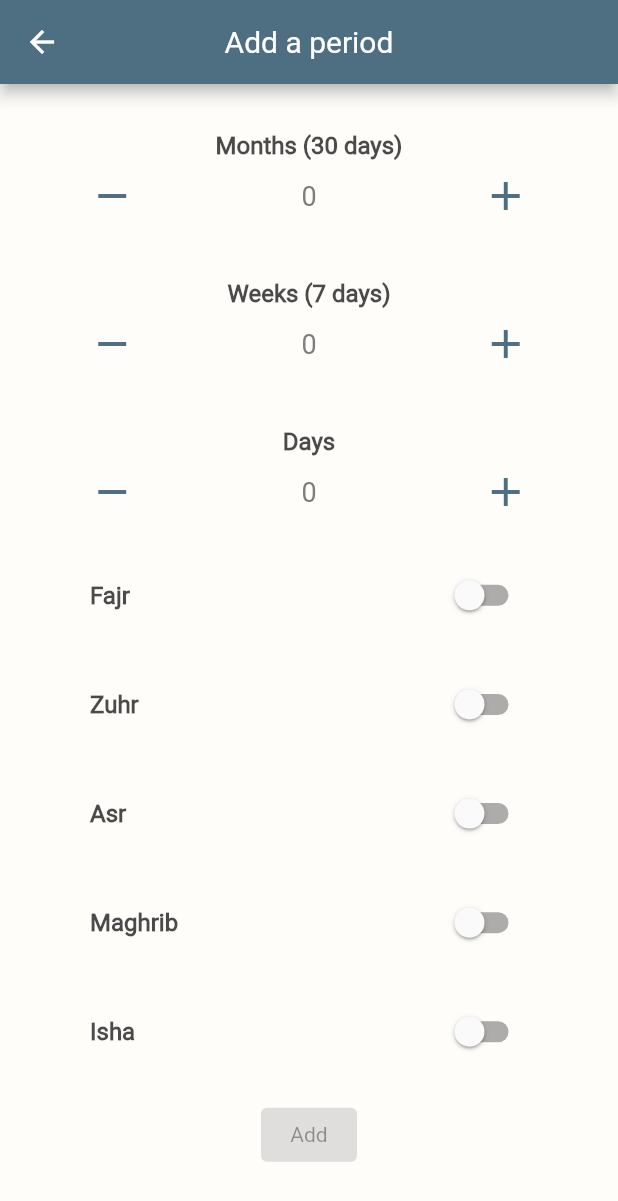
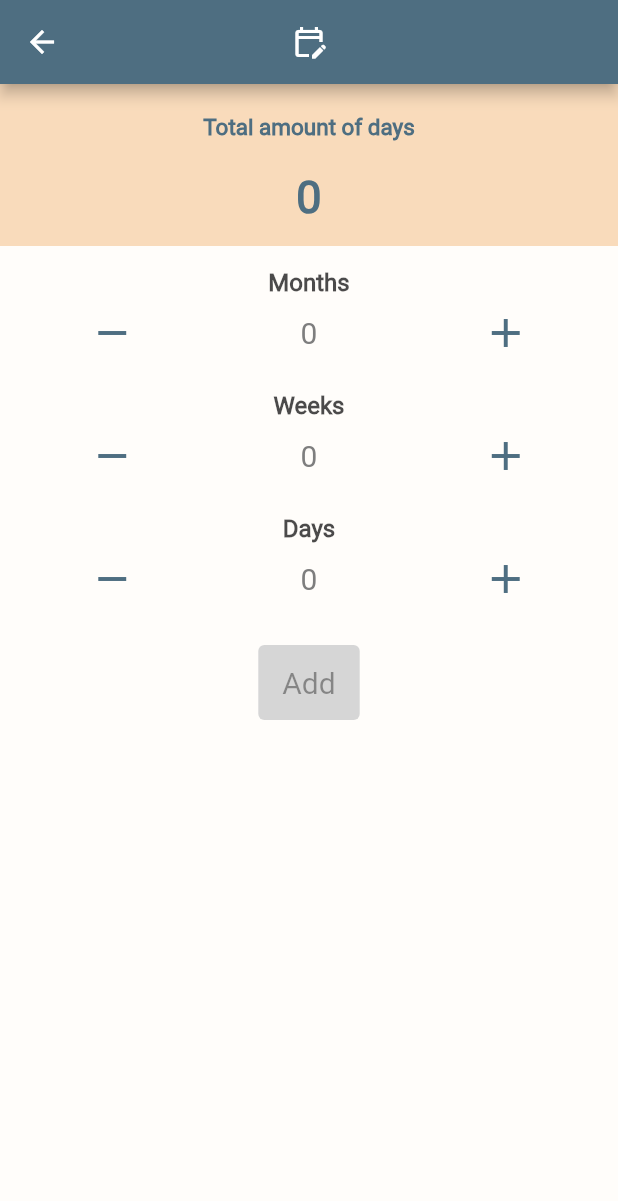
Before and after one commit to mredaoudi/qadaa, a Flutter app: the FastPeriodScreen screen opened by its route, on a phone screen of 412 x 824 dp. Shown: the top 1201 px of the screen. Run offline on Flutter 3.47's test engine with Material 2 defaults, Android fonts, the phone set to English and light mode, and no system bars; our stand-ins replace hive, hive_flutter, introduction_screen, material_design_icons_flutter; accounts and stored records are empty.

Commit message:
changes at 2023-03-11 08:57

```diff
--- a/lib/components/fast_counter.dart
+++ b/lib/components/fast_counter.dart
@@ -35,7 +35,7 @@ class _FastCounterState extends State<FastCounter> {
             "Days:",
             style: TextStyle(
               fontSize: 30,
-              color: Color.fromARGB(180, 0, 0, 0),
+              color: Color.fromARGB(255, 126, 126, 126),
               // fontWeight: FontWeight.bold,
             ),
           ),
--- a/lib/components/period_counter.dart
+++ b/lib/components/period_counter.dart
@@ -40,7 +40,7 @@ class PeriodCounter extends StatelessWidget {
                 child: Text(
                   info['amount'].toString(),
                   style: const TextStyle(
-                      fontSize: 18.0,
+                      fontSize: 20.0,
                       color: Color.fromARGB(255, 126, 126, 126)),
                   textAlign: TextAlign.center,
                 ),
--- a/lib/main.dart
+++ b/lib/main.dart
@@ -24,7 +24,7 @@ void main() async {
       ],
       child: MaterialApp(
         title: 'Qadaa',
-        initialRoute: '/',
+        initialRoute: '/intro',
         routes: {
           '/': (context) => const MainScreen(),
           '/period/prayers': (context) => const PrayerPeriodScreen(),
--- a/lib/pages/fast_period_page.dart
+++ b/lib/pages/fast_period_page.dart
@@ -1,8 +1,8 @@
 import 'dart:math';
 import 'package:provider/provider.dart';
 import 'package:flutter/material.dart';
+import '../providers/fast_provider.dart';
 import '../components/period_counter.dart';
-import '../providers/prayer_provider.dart';
 
 class FastPeriodScreen extends StatefulWidget {
   const FastPeriodScreen({super.key});
@@ -12,102 +12,97 @@ class FastPeriodScreen extends StatefulWidget {
 }
 
 class _FastPeriodScreenState extends State<FastPeriodScreen> {
+  var _amount = 0;
   var periods = {
-    'months': {"amount": 0, "increment": 30, "label": "Months (30 days)"},
-    'weeks': {"amount": 0, "increment": 7, "label": "Weeks (7 days)"},
+    'months': {"amount": 0, "increment": 30, "label": "Months"},
+    'weeks': {"amount": 0, "increment": 7, "label": "Weeks"},
     'days': {"amount": 0, "increment": 1, "label": "Days"}
-  };
-  var prays = {
-    'Fajr': false,
-    'Zuhr': false,
-    'Asr': false,
-    'Maghrib': false,
-    'Isha': false
   };
 
   void incrementPeriod(String period, int amount) {
     setState(() {
       int am = (periods[period]!["amount"]! as int) + amount;
-      periods[period]!["amount"] = max(am, 0);
+      periods[period]!["amount"] = am;
+      int result = 0;
+      for (var val in periods.values) {
+        result = result + (val['increment']! as int) * (val['amount']! as int);
+      }
+      _amount = result;
     });
-  }
-
-  bool checkForm() {
-    var periodSelected = false;
-    var praySelected = false;
-    for (var per in periods.keys) {
-      if (periods[per]!["amount"]! as int > 0) {
-        periodSelected = true;
-        break;
-      }
-    }
-    for (var pray in prays.keys) {
-      if (prays[pray] == true) {
-        praySelected = true;
-        break;
-      }
-    }
-    return periodSelected && praySelected;
   }
 
   @override
   Widget build(BuildContext context) {
-    final prayerProvider = Provider.of<PrayerProvider>(context);
+    final fastProvider = Provider.of<FastProvider>(context);
     return Scaffold(
       backgroundColor: const Color.fromARGB(255, 255, 253, 250),
       appBar: AppBar(
-        title: const Text("Add a period"),
+        title: const Icon(Icons.edit_calendar_outlined),
         backgroundColor: const Color(0xFF4E6E81),
         centerTitle: true,
       ),
       body: Column(
-        mainAxisAlignment: MainAxisAlignment.spaceEvenly,
+        mainAxisAlignment: MainAxisAlignment.start,
         children: <Widget>[
+          Container(
+            width: double.maxFinite,
+            color: const Color(0xFFF9DBBB),
+            padding: const EdgeInsets.only(top: 20),
+            child: const Text(
+              "Total amount of days",
+              textAlign: TextAlign.center,
+              style: TextStyle(
+                fontSize: 15,
+                fontWeight: FontWeight.bold,
+                backgroundColor: Color(0xFFF9DBBB),
+                color: Color(0xFF4E6E81),
+              ),
+            ),
+          ),
+          Container(
+            width: double.maxFinite,
+            color: const Color(0xFFF9DBBB),
+            padding: const EdgeInsets.only(top: 20, bottom: 15),
+            child: Text(
+              _amount.toString(),
+              textAlign: TextAlign.center,
+              style: const TextStyle(
+                fontSize: 30,
+                fontWeight: FontWeight.bold,
+                backgroundColor: Color(0xFFF9DBBB),
+                color: Color(0xFF4E6E81),
+              ),
+            ),
+          ),
           ...periods.entries
               .map((entry) => PeriodCounter(
                   period: entry.key,
                   info: entry.value,
                   operation: incrementPeriod))
               .toList(),
-          ...prays.entries.map((entry) => SwitchListTile(
-                contentPadding: const EdgeInsets.fromLTRB(60, 0, 60, 0),
-                title: Text(
-                  entry.key,
-                  style: const TextStyle(
-                    fontWeight: FontWeight.bold,
-                    color: Color.fromARGB(180, 0, 0, 0),
-                  ),
-                ),
-                value: entry.value,
-                activeColor: const Color(0xFF4E6E81),
-                onChanged: (bool value) {
-                  setState(() {
-                    prays[entry.key] = value;
-                  });
-                },
-              )),
+          const SizedBox(height: 20),
           ElevatedButton(
-            onPressed: !checkForm()
+            style: ButtonStyle(
+              backgroundColor:
+                  MaterialStateProperty.resolveWith<Color>((states) {
+                if (states.contains(MaterialState.disabled)) {
+                  return const Color(0xFFD6D6D6); // Disabled color
+                }
+                return const Color(0xFF4E6E81); // Regular color
+              }),
+              minimumSize: const MaterialStatePropertyAll(Size(50, 50)),
+            ),
+            onPressed: _amount == 0
                 ? null
                 : () async {
-                    for (var per in periods.keys) {
-                      if (periods[per]!['amount']! as int > 0) {
-                        for (var pray in prays.keys) {
-                          if (prays[pray] == true) {
-                            prayerProvider.incrementOperation(
-                              pray,
-                              ((periods[per]!['increment']! as int) *
-                                  (periods[per]!['amount']! as int)),
-                            );
-                          }
-                        }
-                      }
-                    }
+                    fastProvider.incrementOperation(_amount);
                     Navigator.pop(context);
                   },
-            child: const Text("Add"),
+            child: const Text(
+              "Add",
+              style: TextStyle(fontSize: 20),
+            ),
           ),
-          const SizedBox(height: 10),
         ],
       ),
     );
--- a/pubspec.yaml
+++ b/pubspec.yaml
@@ -17,6 +17,7 @@ dependencies:
   introduction_screen: ^3.1.6
   cupertino_icons: ^1.0.2
   provider: ^6.0.5
+  material_design_icons_flutter: 6.0.7096
 
 dev_dependencies:
   flutter_test:
```
Also changed, not shown: lib/components/main_drawer.dart (+51 -11 lines), lib/components/prayer_counter.dart (+8 -5 lines), lib/pages/intro_page.dart (+22 -43 lines), lib/pages/main_page.dart (+21 -7 lines), lib/pages/prayer_period_page.dart (+67 -31 lines), lib/providers/people_provider.dart (added, +17 -0 lines), lib/providers/prayer_provider.dart (+8 -0 lines), pubspec.lock.
